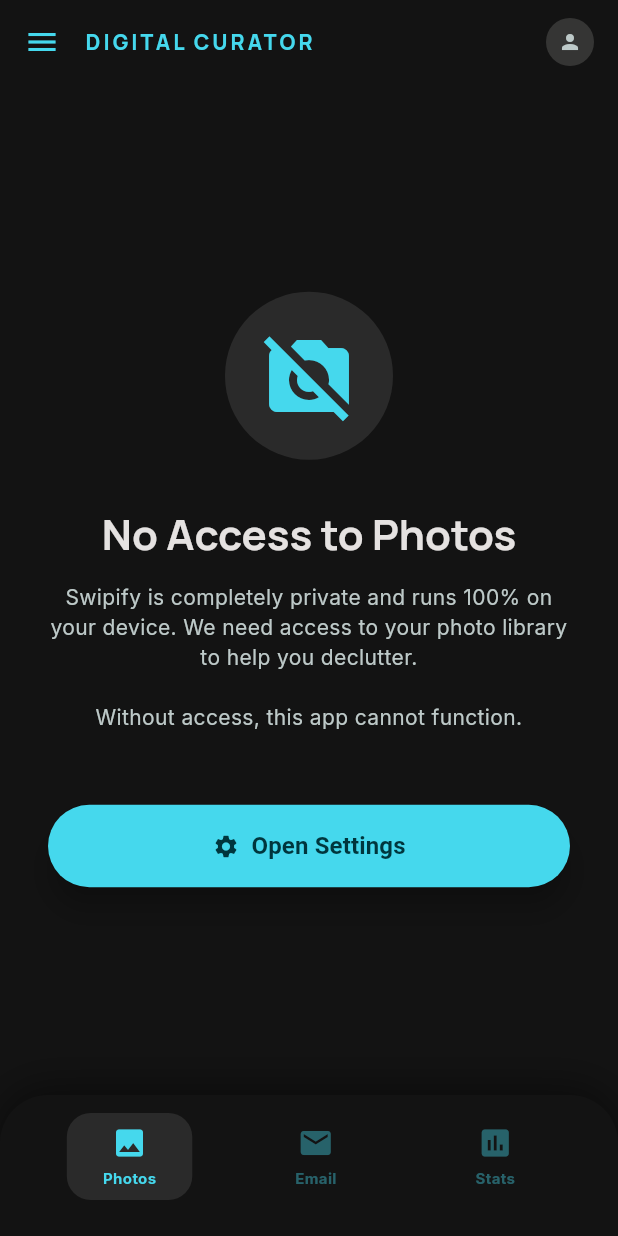
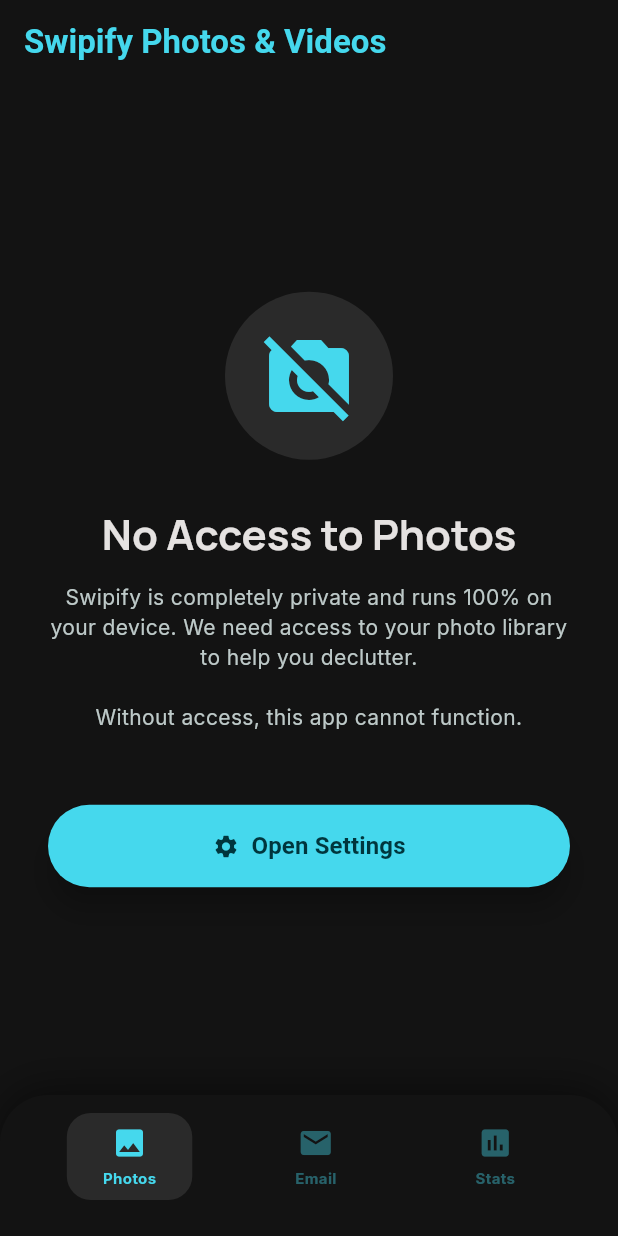
Before and after one commit to Askarov5/swipify, a Flutter app: the screen it shows after launch, after a tap on "Not Now", on a phone screen of 412 x 824 dp. Run offline on Flutter 3.47's test engine with Material 3 defaults, Android fonts, the phone set to English and light mode, and no system bars; our stand-ins replace flutter_riverpod, google_fonts, shared_preferences, video_player.

Commit message:
ui enhancements

```diff
--- a/lib/features/dashboard/stats_screen.dart
+++ b/lib/features/dashboard/stats_screen.dart
@@ -1,22 +1,17 @@
 import 'package:flutter/material.dart';
 import '../../core/theme.dart';
 
+/// When [embedded] is true, only scrollable content is returned (for use inside a parent shell with its own [Scaffold]/[AppBar]).
 class StatsScreen extends StatelessWidget {
-  const StatsScreen({super.key});
+  const StatsScreen({super.key, this.embedded = false});
+
+  final bool embedded;
 
   @override
   Widget build(BuildContext context) {
-    return Scaffold(
-      appBar: AppBar(
-        title: Text('Your Impact',
-            style: Theme.of(context).textTheme.headlineMedium),
-        backgroundColor: Colors.transparent,
-        elevation: 0,
-      ),
-      body: SafeArea(
-        child: SingleChildScrollView(
-          padding: const EdgeInsets.all(24.0),
-          child: Column(
+    final scrollable = SingleChildScrollView(
+      padding: const EdgeInsets.all(24.0),
+      child: Column(
             crossAxisAlignment: CrossAxisAlignment.center,
             children: [
               // Massive Gamification Gauge
@@ -87,8 +82,20 @@
               ),
             ],
           ),
-        ),
+    );
+
+    if (embedded) {
+      return scrollable;
+    }
+
+    return Scaffold(
+      appBar: AppBar(
+        title: Text('Your Impact',
+            style: Theme.of(context).textTheme.headlineMedium),
+        backgroundColor: Colors.transparent,
+        elevation: 0,
       ),
+      body: SafeArea(child: scrollable),
     );
   }
 
--- a/lib/features/email/email_coming_soon_screen.dart
+++ b/lib/features/email/email_coming_soon_screen.dart
@@ -1,18 +1,15 @@
 import 'package:flutter/material.dart';
 import '../../core/theme.dart';
 
+/// When [embedded] is true, returns only the centered content for a parent tab shell (no [Scaffold], no back button).
 class EmailComingSoonScreen extends StatelessWidget {
-  const EmailComingSoonScreen({super.key});
+  const EmailComingSoonScreen({super.key, this.embedded = false});
+
+  final bool embedded;
 
   @override
   Widget build(BuildContext context) {
-    return Scaffold(
-      appBar: AppBar(
-        title: const Text('Email Cleanup'),
-        backgroundColor: SwipifyTheme.surface,
-        elevation: 0,
-      ),
-      body: Center(
+    final content = Center(
       child: Padding(
         padding: const EdgeInsets.all(24.0),
         child: Column(
@@ -39,15 +36,15 @@
                     color: SwipifyTheme.onSurfaceVariant,
                   ),
             ),
+            if (!embedded) ...[
               const SizedBox(height: 48),
               ElevatedButton(
-                onPressed: () {
-                  Navigator.pop(context);
-                },
+                onPressed: () => Navigator.pop(context),
                 style: ElevatedButton.styleFrom(
                   backgroundColor: SwipifyTheme.primaryContainer,
                   foregroundColor: SwipifyTheme.onSurface,
-                  padding: const EdgeInsets.symmetric(horizontal: 32, vertical: 16),
+                  padding:
+                      const EdgeInsets.symmetric(horizontal: 32, vertical: 16),
                   shape: RoundedRectangleBorder(
                     borderRadius: BorderRadius.circular(32),
                   ),
@@ -55,9 +52,22 @@
                 child: const Text('Back to Gallery'),
               ),
             ],
-          ),
+          ],
         ),
       ),
     );
+
+    if (embedded) {
+      return content;
+    }
+
+    return Scaffold(
+      appBar: AppBar(
+        title: const Text('Email Cleanup'),
+        backgroundColor: SwipifyTheme.surface,
+        elevation: 0,
+      ),
+      body: content,
+    );
   }
 }
--- a/lib/features/library/library_review_screen.dart
+++ b/lib/features/library/library_review_screen.dart
@@ -12,45 +12,61 @@
 import '../../core/library_thumbnail_cache.dart';
 import '../../core/native_gallery_helper.dart';
 
-class LibraryReviewScreen extends ConsumerWidget {
+enum _MainNavTab { photos, email, stats }
+
+class LibraryReviewScreen extends ConsumerStatefulWidget {
   const LibraryReviewScreen({super.key});
 
   @override
-  Widget build(BuildContext context, WidgetRef ref) {
+  ConsumerState<LibraryReviewScreen> createState() =>
+      _LibraryReviewScreenState();
+}
+
+class _LibraryReviewScreenState extends ConsumerState<LibraryReviewScreen> {
+  _MainNavTab _selectedTab = _MainNavTab.photos;
+
+  @override
+  Widget build(BuildContext context) {
     return Scaffold(
       extendBodyBehindAppBar: true,
       appBar: AppBar(
         backgroundColor: SwipifyTheme.surface.withValues(alpha: 0.8),
         elevation: 0,
         surfaceTintColor: Colors.transparent,
-        title: Row(
-          children: [
-            const Icon(Icons.menu, color: SwipifyTheme.primary),
-            const SizedBox(width: 16),
-            Text(
-              'DIGITAL CURATOR',
-              style: Theme.of(context).textTheme.displayLarge?.copyWith(
-                    fontSize: 14,
+        title: _selectedTab == _MainNavTab.photos
+            ? Text(
+                'Swipify Photos & Videos',
+                style: Theme.of(context).textTheme.titleLarge?.copyWith(
+                      fontWeight: FontWeight.w600,
                       color: SwipifyTheme.primary,
-                    letterSpacing: 2.0,
+                    ),
+              )
+            : Text(
+                _selectedTab == _MainNavTab.email
+                    ? 'Email Cleanup'
+                    : 'Your Impact',
+                style: Theme.of(context).textTheme.headlineSmall?.copyWith(
+                      fontWeight: FontWeight.w600,
                     ),
               ),
+      ),
+      body: SafeArea(
+        child: IndexedStack(
+          index: _selectedTab.index,
+          sizing: StackFit.expand,
+          children: [
+            _buildPhotosTab(context, ref),
+            const EmailComingSoonScreen(embedded: true),
+            const StatsScreen(embedded: true),
           ],
         ),
-        actions: const [
-          Padding(
-            padding: EdgeInsets.symmetric(horizontal: 16.0),
-            child: CircleAvatar(
-              backgroundColor: SwipifyTheme.surfaceContainerHighest,
-              radius: 16,
-              child: Icon(Icons.person,
-                  size: 16, color: SwipifyTheme.onSurfaceVariant),
       ),
-          )
-        ],
-      ),
-      body: SafeArea(
-        child: ref.watch(photoPermissionProvider).when(
+      bottomNavigationBar: _buildBottomNav(context),
+    );
+  }
+
+  Widget _buildPhotosTab(BuildContext context, WidgetRef ref) {
+    return ref.watch(photoPermissionProvider).when(
           data: (permission) {
             if (!NativeGalleryHelper.isGranted(permission)) {
               return _buildPermissionRequired(context);
@@ -60,9 +76,6 @@
           loading: () => const Center(child: CircularProgressIndicator()),
           error: (e, st) =>
               Center(child: Text('Error checking permissions: $e')),
-            ),
-      ),
-      bottomNavigationBar: _buildBottomNav(context),
         );
   }
 
@@ -124,6 +137,11 @@
         ),
       ),
     );
+  }
+
+  void _onSelectTab(_MainNavTab tab) {
+    if (_selectedTab == tab) return;
+    setState(() => _selectedTab = tab);
   }
 
   Widget _buildLibraryContent(BuildContext context, WidgetRef ref) {
@@ -459,42 +477,59 @@
       child: Row(
         mainAxisAlignment: MainAxisAlignment.spaceEvenly,
         children: [
-          _buildNavItem(Icons.image, 'Photos', true, null),
-          _buildNavItem(Icons.mail, 'Email', false, () {
-            Navigator.push(
-              context,
-              MaterialPageRoute(builder: (context) => const EmailComingSoonScreen()),
-            );
-          }),
-          _buildNavItem(Icons.insert_chart, 'Stats', false, () {
-            Navigator.push(
-              context,
-              MaterialPageRoute(builder: (context) => const StatsScreen()),
-            );
-          }),
+          _buildNavItem(
+            Icons.image,
+            'Photos',
+            _selectedTab == _MainNavTab.photos,
+            () => _onSelectTab(_MainNavTab.photos),
+          ),
+          _buildNavItem(
+            Icons.mail,
+            'Email',
+            _selectedTab == _MainNavTab.email,
+            () => _onSelectTab(_MainNavTab.email),
+          ),
+          _buildNavItem(
+            Icons.insert_chart,
+            'Stats',
+            _selectedTab == _MainNavTab.stats,
+            () => _onSelectTab(_MainNavTab.stats),
+          ),
         ],
       ),
     );
   }
 
   Widget _buildNavItem(
-      IconData icon, String label, bool isActive, VoidCallback? onTap) {
-    return InkWell(
+    IconData icon,
+    String label,
+    bool isActive,
+    VoidCallback onTap,
+  ) {
+    return Semantics(
+      button: true,
+      label: label,
+      selected: isActive,
+      child: InkWell(
         onTap: onTap,
+        borderRadius: BorderRadius.circular(16),
         child: Container(
           padding: const EdgeInsets.symmetric(horizontal: 24, vertical: 8),
           decoration: BoxDecoration(
-          color:
-              isActive ? SwipifyTheme.surfaceContainerHigh : Colors.transparent,
+            color: isActive
+                ? SwipifyTheme.surfaceContainerHigh
+                : Colors.transparent,
             borderRadius: BorderRadius.circular(16),
           ),
           child: Column(
             mainAxisSize: MainAxisSize.min,
             children: [
-            Icon(icon,
+              Icon(
+                icon,
                 color: isActive
                     ? SwipifyTheme.primary
-                    : SwipifyTheme.primary.withValues(alpha: 0.4)),
+                    : SwipifyTheme.primary.withValues(alpha: 0.4),
+              ),
               const SizedBox(height: 4),
               Text(
                 label,
@@ -507,6 +542,7 @@
                 ),
               ),
             ],
+          ),
         ),
       ),
     );
```
Lines whose indentation alone changed are shown as unchanged.
